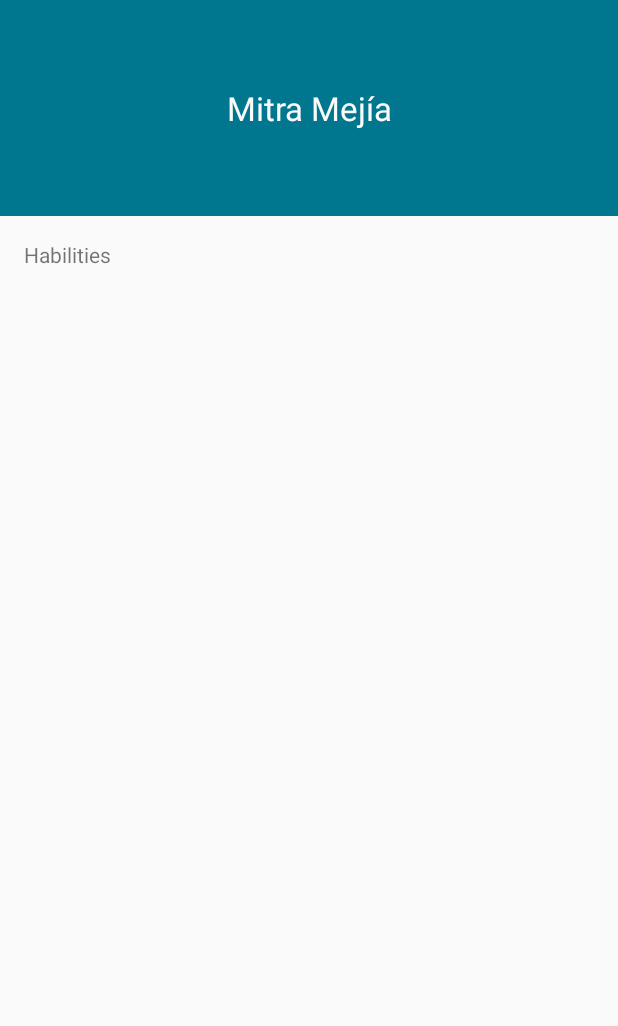
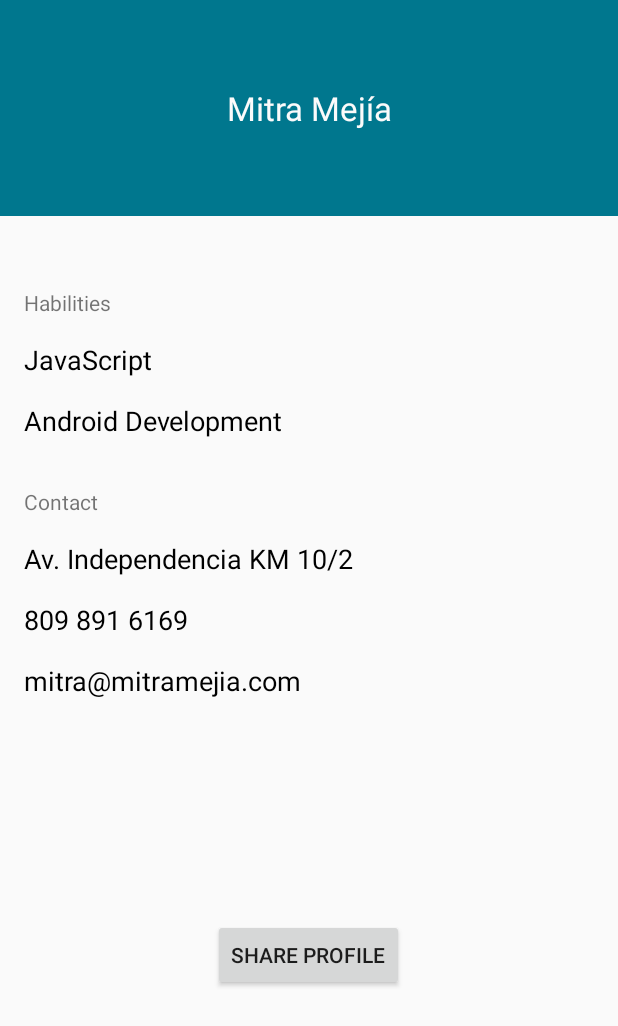
Before and after one commit to mitramejia/ecard, an Android app: the screen it shows after launch (MainActivity), on a phone screen of 412 x 824 dp. Shown: the top 1026 px of the screen. Run offline under Robolectric (Android 15) with nearby library versions, the phone set to English and light mode, and no system bars.

Commit message:
Add user profile screen

```diff
--- a/app/src/main/res/layout/activity_main.xml
+++ b/app/src/main/res/layout/activity_main.xml
@@ -32,7 +32,7 @@
         android:layout_width="fill_parent"
         android:layout_height="match_parent"
         android:layout_alignParentStart="false"
-        android:rowCount="14"
+        android:rowCount="10"
         android:columnCount="1"
         android:layout_alignParentEnd="true"
         android:layout_marginLeft="0dp"
@@ -49,9 +49,107 @@
             android:layout_height="wrap_content"
             android:textAppearance="?android:attr/textAppearanceSmall"
             android:text="Habilities"
-            android:id="@+id/labelHabilities"
-            android:layout_row="1"
-            android:layout_column="0" />
+            android:id="@+id/labelUserHabilities"
+            android:layout_row="2"
+            android:layout_column="0"
+            android:elegantTextHeight="false"
+            android:layout_marginTop="@dimen/label_margin_vertical" />
+
+        <TextView
+            android:layout_width="fill_parent"
+            android:layout_height="wrap_content"
+            android:textAppearance="?android:attr/textAppearanceMedium"
+            android:text="JavaScript"
+            android:id="@+id/textUserHability1"
+            android:layout_row="3"
+            android:layout_column="0"
+            android:layout_marginTop="@dimen/activity_vertical_margin"
+            android:textColor="@android:color/black"
+            android:phoneNumber="true"
+            android:singleLine="false"
+            android:editable="true"
+            android:layout_gravity="top" />
+
+        <TextView
+            android:layout_width="fill_parent"
+            android:layout_height="wrap_content"
+            android:textAppearance="?android:attr/textAppearanceMedium"
+            android:text="Android Development"
+            android:id="@+id/textUserHability2"
+            android:layout_row="4"
+            android:layout_column="0"
+            android:layout_gravity="top"
+            android:layout_marginTop="@dimen/activity_vertical_margin"
+            android:textColor="@android:color/black"
+            android:phoneNumber="true"
+            android:singleLine="false"
+            android:editable="true" />
+
+        <TextView
+            android:layout_width="fill_parent"
+            android:layout_height="wrap_content"
+            android:textAppearance="?android:attr/textAppearanceSmall"
+            android:text="Contact"
+            android:id="@+id/labelUserContact"
+            android:layout_row="5"
+            android:layout_column="0"
+            android:layout_gravity="top"
+            android:layout_marginTop="@dimen/label_margin_vertical" />
+
+        <TextView
+            android:layout_width="fill_parent"
+            android:layout_height="wrap_content"
+            android:textAppearance="?android:attr/textAppearanceMedium"
+            android:text="Av. Independencia KM 10/2"
+            android:id="@+id/textUserDirection"
+            android:layout_row="6"
+            android:layout_column="0"
+            android:layout_gravity="top"
+            android:layout_marginTop="@dimen/activity_vertical_margin"
+            android:textColor="@android:color/black"
+            android:phoneNumber="true"
+            android:singleLine="false"
+            android:editable="true" />
+
+        <TextView
+            android:layout_width="fill_parent"
+            android:layout_height="wrap_content"
+            android:textAppearance="?android:attr/textAppearanceMedium"
+            android:text="809 891 6169"
+            android:id="@+id/textUserPhone"
+            android:layout_row="7"
+            android:layout_column="0"
+            android:layout_gravity="top"
+            android:layout_marginTop="@dimen/activity_vertical_margin"
+            android:textColor="@android:color/black"
+            android:phoneNumber="true"
+            android:singleLine="false"
+            android:editable="true" />
+
+        <TextView
+            android:layout_width="fill_parent"
+            android:layout_height="wrap_content"
+            android:textAppearance="?android:attr/textAppearanceMedium"
+            android:text="mitra@mitramejia.com"
+            android:id="@+id/textUserEmail"
+            android:layout_row="8"
+            android:layout_column="0"
+            android:layout_gravity="top"
+            android:layout_marginTop="@dimen/activity_vertical_margin"
+            android:textColor="@android:color/black"
+            android:phoneNumber="true"
+            android:singleLine="false"
+            android:editable="true" />
+
+        <Button
+            android:layout_width="wrap_content"
+            android:layout_height="wrap_content"
+            android:id="@+id/buttonTransferNfc"
+            android:layout_row="9"
+            android:layout_column="0"
+            android:layout_gravity="center"
+            android:text="Share Profile" />
+
     </GridLayout>
 
 </RelativeLayout>
--- /dev/null
+++ b/app/src/main/res/values-v21/dimens.xml
@@ -0,0 +1,4 @@
+<?xml version="1.0" encoding="utf-8"?>
+<resources>
+    <dimen name="label_margin_vertical">32dp</dimen>
+</resources>
--- a/app/src/main/res/values-w820dp/dimens.xml
+++ b/app/src/main/res/values-w820dp/dimens.xml
@@ -4,4 +4,5 @@
          would include 7" and 10" devices in landscape (~960dp and ~1280dp respectively). -->
     <dimen name="activity_horizontal_margin">64dp</dimen>
     <dimen name="profileHeaderHeight">144dp</dimen>
+    <dimen name="label_margin_vertical">32dp</dimen>
 </resources>
--- a/app/src/main/res/values/dimens.xml
+++ b/app/src/main/res/values/dimens.xml
@@ -3,4 +3,5 @@
     <dimen name="activity_horizontal_margin">16dp</dimen>
     <dimen name="activity_vertical_margin">16dp</dimen>
     <dimen name="profileHeaderHeight">144dp</dimen>
+    <dimen name="label_margin_vertical">32dp</dimen>
 </resources>
```
